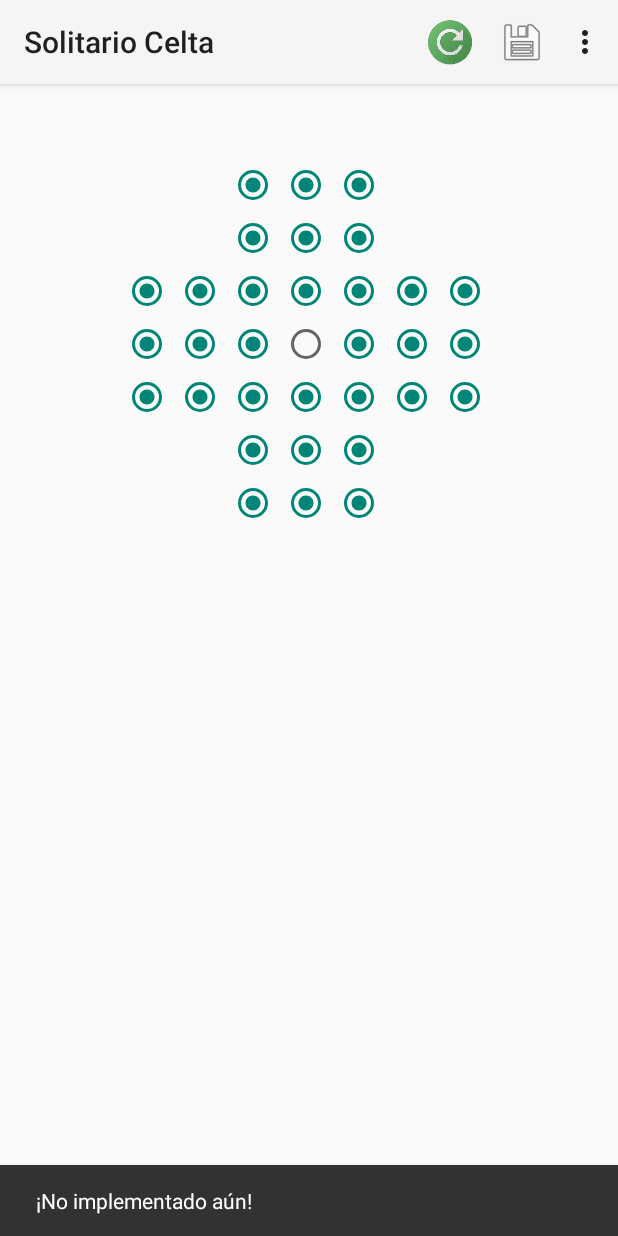
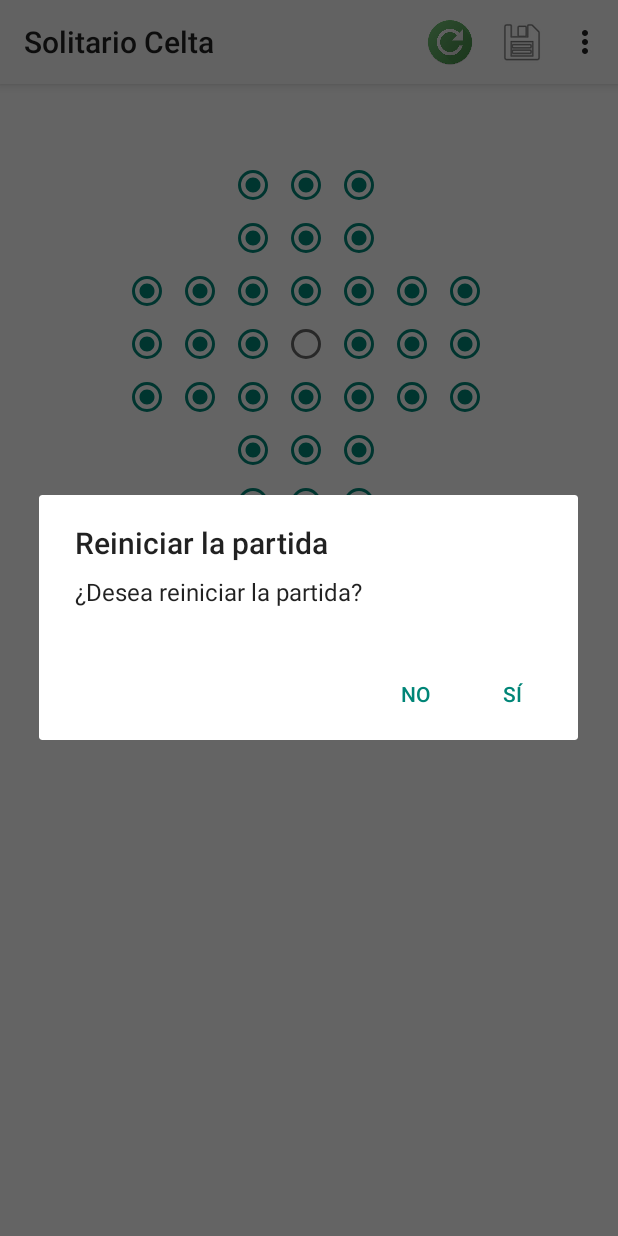
Before and after one commit to Gabehh/solitario_celta_android, an Android app: the screen it shows after launch (MainActivity), after a tap on "Reiniciar", on a phone screen of 412 x 824 dp. Run offline under Robolectric (Android 15) with nearby library versions, the phone set to English and light mode, and no system bars.

Commit message:
Opción Reiniciar Partida

```diff
--- /dev/null
+++ b/app/src/main/java/es/upm/miw/SolitarioCelta/AlertDialogRestart.java
@@ -0,0 +1,41 @@
+package es.upm.miw.SolitarioCelta;
+
+import android.app.AlertDialog;
+import android.app.Dialog;
+import android.app.DialogFragment;
+import android.content.DialogInterface;
+import android.os.Bundle;
+
+
+public class AlertDialogRestart extends DialogFragment {
+    @Override
+    public Dialog onCreateDialog(Bundle savedInstanceState) {
+        final MainActivity main = (MainActivity) getActivity();
+
+        AlertDialog.Builder builder = new AlertDialog.Builder(main);
+        builder
+                .setTitle(R.string.txtDialogoReiniciarTitulo)
+                .setMessage(R.string.txtDialogoReiniciarPregunta)
+                .setPositiveButton(
+                        getString(R.string.txtDialogoReiniciarAfirmativo),
+                        new DialogInterface.OnClickListener() {
+                            @Override
+                            public void onClick(DialogInterface dialog, int which) {
+                                main.miJuego.reiniciar();
+                                main.mostrarTablero();
+                            }
+                        }
+                )
+                .setNegativeButton(
+                        getString(R.string.txtDialogoReiniciarNegativo),
+                        new DialogInterface.OnClickListener() {
+                            @Override
+                            public void onClick(DialogInterface dialog, int which) {
+                                main.mostrarTablero();
+                            }
+                        }
+                );
+
+        return builder.create();
+    }
+}
--- a/app/src/main/java/es/upm/miw/SolitarioCelta/MainActivity.java
+++ b/app/src/main/java/es/upm/miw/SolitarioCelta/MainActivity.java
@@ -82,6 +82,9 @@ public class MainActivity extends AppCompatActivity {
             case R.id.opcAcercaDe:
                 startActivity(new Intent(this, AcercaDe.class));
                 return true;
+            case R.id.opcReiniciarPartida:
+                new AlertDialogRestart().show(getFragmentManager(), "ALERT_DIALOG");
+                return true;
 
             // TODO!!! resto opciones
 
```
